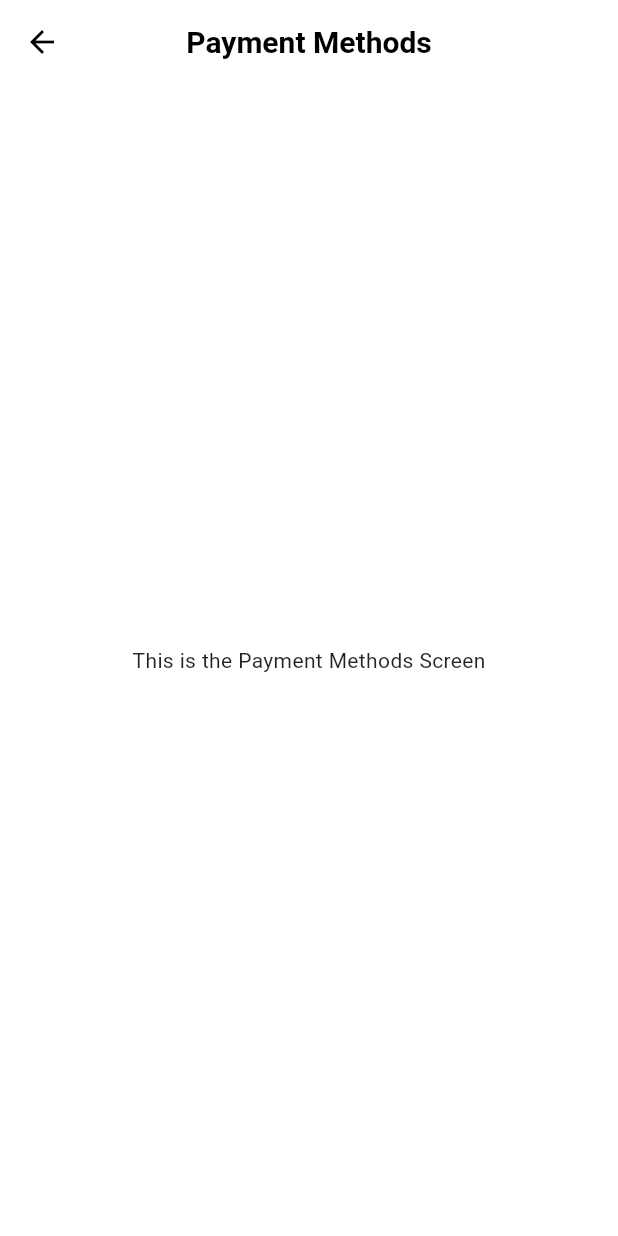
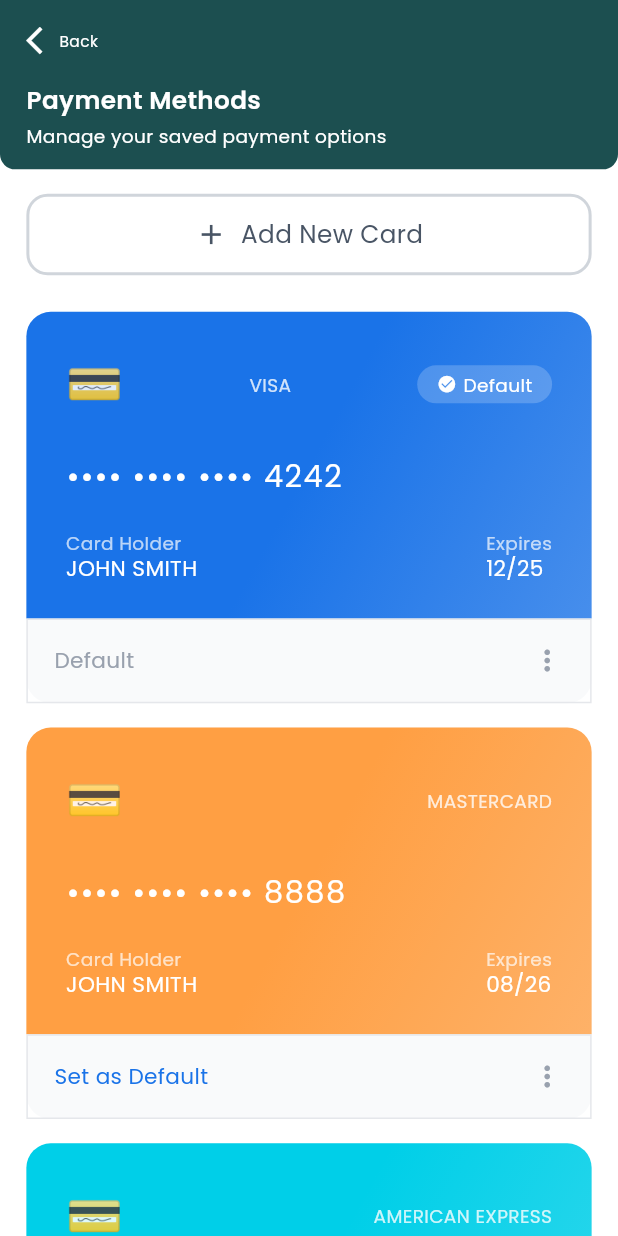
Before and after one commit to nuhan021/aryegrunzweig, a Flutter app: the PaymentMethodsScreen screen opened by its route, on a phone screen of 412 x 824 dp. Run offline on Flutter 3.47's test engine with Material 3 defaults, Android fonts, the phone set to English and light mode, and no system bars; our stand-ins replace cached_network_image, carousel_slider, country_code_picker, flutter_otp_text_field, flutter_screenutil, get and 7 more; accounts and stored records are empty.

Commit message:
payment methods page added

```diff
--- /dev/null
+++ b/lib/features/profile/payment_methods/models/payment_method_model.dart
@@ -0,0 +1,61 @@
+import 'package:flutter/material.dart';
+
+enum CardType { visa, mastercard, amex }
+
+class PaymentMethod {
+  final String id;
+  final String cardNumber;
+  final String cardHolder;
+  final String expiryDate;
+  final CardType type;
+  bool isDefault;
+
+  PaymentMethod({
+    required this.id,
+    required this.cardNumber,
+    required this.cardHolder,
+    required this.expiryDate,
+    required this.type,
+    this.isDefault = false,
+  });
+
+  String get maskedCardNumber {
+    if (cardNumber.length >= 4) {
+      return '•••• •••• •••• ${cardNumber.substring(cardNumber.length - 4)}';
+    }
+    return cardNumber;
+  }
+
+  String get cardTypeString {
+    switch (type) {
+      case CardType.visa:
+        return 'VISA';
+      case CardType.mastercard:
+        return 'MASTERCARD';
+      case CardType.amex:
+        return 'AMERICAN EXPRESS';
+    }
+  }
+
+  Color get gradientStart {
+    switch (type) {
+      case CardType.visa:
+        return const Color(0xFF1A73E8);
+      case CardType.mastercard:
+        return const Color(0xFFFF9F43);
+      case CardType.amex:
+        return const Color(0xFF00CFE8);
+    }
+  }
+
+  Color get gradientEnd {
+    switch (type) {
+      case CardType.visa:
+        return const Color(0xCC1A73E8);
+      case CardType.mastercard:
+        return const Color(0xCCFF9F43);
+      case CardType.amex:
+        return const Color(0xCC00CFE8);
+    }
+  }
+}
--- a/lib/features/profile/payment_methods/views/screens/payment_methods_screen.dart
+++ b/lib/features/profile/payment_methods/views/screens/payment_methods_screen.dart
@@ -1,13 +1,141 @@
+import 'package:aryegrunzweig/core/common/styles/global_text_style.dart';
+import 'package:aryegrunzweig/core/common/widgets/custom_app_bar.dart';
+import 'package:aryegrunzweig/features/profile/payment_methods/controllers/payment_methods_controller.dart';
+import 'package:aryegrunzweig/features/profile/payment_methods/views/widgets/add_card_button.dart';
+import 'package:aryegrunzweig/features/profile/payment_methods/views/widgets/payment_card.dart';
+import 'package:aryegrunzweig/features/profile/payment_methods/views/widgets/secure_payment_info.dart';
 import 'package:flutter/material.dart';
+import 'package:flutter_screenutil/flutter_screenutil.dart';
+import 'package:get/get.dart';
 
 class PaymentMethodsScreen extends StatelessWidget {
   const PaymentMethodsScreen({super.key});
 
   @override
   Widget build(BuildContext context) {
-    return Scaffold(
-      appBar: AppBar(title: const Text('Payment Methods')),
-      body: const Center(child: Text('This is the Payment Methods Screen')),
+    return GetBuilder<PaymentMethodsController>(
+      init: PaymentMethodsController(),
+      builder: (controller) {
+        return Scaffold(
+          backgroundColor: Colors.white,
+          body: SafeArea(
+            child: Column(
+              children: [
+                // Header
+                CustomAppBar(
+                  title: 'Payment Methods',
+                  subtitle: 'Manage your saved payment options',
+                ),
+
+                // Content
+                Expanded(
+                  child: SingleChildScrollView(
+                    child: Padding(
+                      padding: EdgeInsets.symmetric(
+                        horizontal: 16.w,
+                        vertical: 16.h,
+                      ),
+                      child: Column(
+                        crossAxisAlignment: CrossAxisAlignment.start,
+                        children: [
+                          // Add New Card Button
+                          AddCardButton(
+                            onPressed: () {
+                              Get.snackbar(
+                                'Add Card',
+                                'Add card feature coming soon',
+                                snackPosition: SnackPosition.BOTTOM,
+                              );
+                            },
+                          ),
+                          SizedBox(height: 24.h),
+
+                          // Payment Methods List
+                          Obx(
+                            () => ListView.builder(
+                              shrinkWrap: true,
+                              physics: const NeverScrollableScrollPhysics(),
+                              itemCount: controller.paymentMethods.length,
+                              itemBuilder: (context, index) {
+                                final method = controller.paymentMethods[index];
+                                return PaymentCard(
+                                  paymentMethod: method,
+                                  onSetDefault: () {
+                                    controller.setAsDefault(method.id);
+                                    Get.snackbar(
+                                      'Success',
+                                      'Card set as default',
+                                      snackPosition: SnackPosition.BOTTOM,
+                                      duration: const Duration(seconds: 2),
+                                    );
+                                  },
+                                  onEdit: () {
+                                    Get.snackbar(
+                                      'Edit Card',
+                                      'Edit feature coming soon',
+                                      snackPosition: SnackPosition.BOTTOM,
+                                    );
+                                  },
+                                  onDelete: () {
+                                    _showDeleteDialog(
+                                      context,
+                                      controller,
+                                      method.id,
+                                    );
+                                  },
+                                );
+                              },
+                            ),
+                          ),
+                          SizedBox(height: 24.h),
+
+                          // Secure Payment Info
+                          const SecurePaymentInfo(),
+                        ],
+                      ),
+                    ),
+                  ),
+                ),
+              ],
+            ),
+          ),
+        );
+      },
+    );
+  }
+
+  void _showDeleteDialog(
+    BuildContext context,
+    PaymentMethodsController controller,
+    String cardId,
+  ) {
+    Get.defaultDialog(
+      title: 'Delete Card',
+      content: Text(
+        'Are you sure you want to delete this card?',
+        style: getTextStyle(
+          fontSize: 14.sp,
+          fontWeight: FontWeight.w400,
+          color: const Color(0xFF495565),
+        ),
+      ),
+      textConfirm: 'Delete',
+      textCancel: 'Cancel',
+      confirmTextColor: Colors.white,
+      buttonColor: Colors.red,
+      onConfirm: () {
+        controller.deletePaymentMethod(cardId);
+        Get.back();
+        Get.snackbar(
+          'Success',
+          'Card deleted',
+          snackPosition: SnackPosition.BOTTOM,
+          duration: const Duration(seconds: 2),
+        );
+      },
+      onCancel: () {
+        Get.back();
+      },
     );
   }
 }
--- /dev/null
+++ b/lib/features/profile/payment_methods/views/widgets/add_card_button.dart
@@ -0,0 +1,41 @@
+import 'package:aryegrunzweig/core/common/styles/global_text_style.dart';
+import 'package:flutter/material.dart';
+import 'package:flutter_screenutil/flutter_screenutil.dart';
+
+class AddCardButton extends StatelessWidget {
+  final VoidCallback onPressed;
+
+  const AddCardButton({super.key, required this.onPressed});
+
+  @override
+  Widget build(BuildContext context) {
+    return GestureDetector(
+      onTap: onPressed,
+      child: Container(
+        width: double.infinity,
+        padding: EdgeInsets.symmetric(vertical: 14.h),
+        decoration: ShapeDecoration(
+          shape: RoundedRectangleBorder(
+            side: const BorderSide(width: 2, color: Color(0xFFD0D5DB)),
+            borderRadius: BorderRadius.circular(14.r),
+          ),
+        ),
+        child: Row(
+          mainAxisAlignment: MainAxisAlignment.center,
+          children: [
+            Icon(Icons.add, size: 20.w, color: const Color(0xFF495565)),
+            SizedBox(width: 8.w),
+            Text(
+              'Add New Card',
+              style: getTextStyle(
+                fontSize: 16.sp,
+                fontWeight: FontWeight.w400,
+                color: const Color(0xFF495565),
+              ),
+            ),
+          ],
+        ),
+      ),
+    );
+  }
+}
--- /dev/null
+++ b/lib/features/profile/payment_methods/views/widgets/payment_card.dart
@@ -0,0 +1,288 @@
+import 'package:aryegrunzweig/core/common/styles/global_text_style.dart';
+import 'package:aryegrunzweig/features/profile/payment_methods/models/payment_method_model.dart';
+import 'package:flutter/material.dart';
+import 'package:flutter_screenutil/flutter_screenutil.dart';
+
+class PaymentCard extends StatelessWidget {
+  final PaymentMethod paymentMethod;
+  final VoidCallback? onSetDefault;
+  final VoidCallback? onDelete;
+  final VoidCallback? onEdit;
+
+  const PaymentCard({
+    super.key,
+    required this.paymentMethod,
+    this.onSetDefault,
+    this.onDelete,
+    this.onEdit,
+  });
+
+  @override
+  Widget build(BuildContext context) {
+    return Container(
+      margin: EdgeInsets.only(bottom: 16.h),
+      decoration: ShapeDecoration(
+        color: const Color(0xFFF9FAFB),
+        shape: RoundedRectangleBorder(
+          borderRadius: BorderRadius.circular(16.r),
+        ),
+      ),
+      child: Column(
+        mainAxisSize: MainAxisSize.min,
+        crossAxisAlignment: CrossAxisAlignment.start,
+        children: [
+          // Card Display
+          Container(
+            width: double.infinity,
+            padding: EdgeInsets.all(24.w),
+            decoration: BoxDecoration(
+              gradient: LinearGradient(
+                begin: const Alignment(0.00, 0.00),
+                end: const Alignment(1.00, 1.00),
+                colors: [
+                  paymentMethod.gradientStart,
+                  paymentMethod.gradientEnd,
+                ],
+              ),
+              borderRadius: BorderRadius.vertical(top: Radius.circular(16.r)),
+            ),
+            child: Column(
+              crossAxisAlignment: CrossAxisAlignment.start,
+              children: [
+                // Card icon and type
+                Row(
+                  mainAxisAlignment: MainAxisAlignment.spaceBetween,
+                  children: [
+                    Text('💳', style: TextStyle(fontSize: 30.sp)),
+                    Opacity(
+                      opacity: 0.80,
+                      child: Text(
+                        paymentMethod.cardTypeString,
+                        style: getTextStyle(
+                          fontSize: 12.sp,
+                          fontWeight: FontWeight.w400,
+                          color: Colors.white,
+                        ),
+                      ),
+                    ),
+                    if (paymentMethod.isDefault)
+                      Container(
+                        padding: EdgeInsets.symmetric(
+                          horizontal: 12.w,
+                          vertical: 6.h,
+                        ),
+                        decoration: ShapeDecoration(
+                          color: Colors.white.withValues(alpha: 0.20),
+                          shape: RoundedRectangleBorder(
+                            borderRadius: BorderRadius.circular(33554400),
+                          ),
+                        ),
+                        child: Row(
+                          mainAxisSize: MainAxisSize.min,
+                          children: [
+                            Icon(
+                              Icons.check_circle,
+                              size: 12.w,
+                              color: Colors.white,
+                            ),
+                            SizedBox(width: 4.w),
+                            Text(
+                              'Default',
+                              style: getTextStyle(
+                                fontSize: 12.sp,
+                                fontWeight: FontWeight.w400,
+                                color: Colors.white,
+                              ),
+                            ),
+                          ],
+                        ),
+                      ),
+                  ],
+                ),
+                SizedBox(height: 24.h),
+                // Card number
+                Text(
+                  paymentMethod.maskedCardNumber,
+                  style: TextStyle(
+                    color: Colors.white,
+                    fontSize: 20.sp,
+                    fontFamily: 'Poppins',
+                    fontWeight: FontWeight.w400,
+                    letterSpacing: 1,
+                  ),
+                ),
+                SizedBox(height: 24.h),
+                // Card holder and expiry
+                Row(
+                  mainAxisAlignment: MainAxisAlignment.spaceBetween,
+                  children: [
+                    Column(
+                      crossAxisAlignment: CrossAxisAlignment.start,
+                      children: [
+                        Opacity(
+                          opacity: 0.70,
+                          child: Text(
+                            'Card Holder',
+                            style: getTextStyle(
+                              fontSize: 12.sp,
+                              fontWeight: FontWeight.w400,
+                              color: Colors.white,
+                            ),
+                          ),
+                        ),
+                        SizedBox(height: 4.h),
+                        Text(
+                          paymentMethod.cardHolder,
+                          style: getTextStyle(
+                            fontSize: 14.sp,
+                            fontWeight: FontWeight.w400,
+                            color: Colors.white,
+                          ),
+                        ),
+                      ],
+                    ),
+                    Column(
+                      crossAxisAlignment: CrossAxisAlignment.start,
+                      children: [
+                        Opacity(
+                          opacity: 0.70,
+                          child: Text(
+                            'Expires',
+                            style: getTextStyle(
+                              fontSize: 12.sp,
+                              fontWeight: FontWeight.w400,
+                              color: Colors.white,
+                            ),
+                          ),
+                        ),
+                        SizedBox(height: 4.h),
+                        Text(
+                          paymentMethod.expiryDate,
+                          style: getTextStyle(
+                            fontSize: 14.sp,
+                            fontWeight: FontWeight.w400,
+                            color: Colors.white,
+                          ),
+                        ),
+                      ],
+                    ),
+                  ],
+                ),
+              ],
+            ),
+          ),
+          // Card footer
+          Container(
+            width: double.infinity,
+            padding: EdgeInsets.symmetric(horizontal: 16.w, vertical: 16.h),
+            decoration: ShapeDecoration(
+              shape: RoundedRectangleBorder(
+                side: const BorderSide(width: 1, color: Color(0xFFE5E7EB)),
+              ),
+            ),
+            child: Row(
+              mainAxisAlignment: MainAxisAlignment.spaceBetween,
+              children: [
+                if (paymentMethod.isDefault)
+                  Text(
+                    'Default',
+                    style: getTextStyle(
+                      fontSize: 14.sp,
+                      fontWeight: FontWeight.w400,
+                      color: const Color(0xFF99A1AE),
+                    ),
+                  )
+                else
+                  GestureDetector(
+                    onTap: onSetDefault,
+                    child: Text(
+                      'Set as Default',
+                      style: getTextStyle(
+                        fontSize: 14.sp,
+                        fontWeight: FontWeight.w400,
+                        color: const Color(0xFF1A73E8),
+                      ),
+                    ),
+                  ),
+                GestureDetector(
+                  onTap: () {
+                    _showCardMenu(context, onEdit: onEdit, onDelete: onDelete);
+                  },
+                  child: Icon(
+                    Icons.more_vert,
+                    size: 20.w,
+                    color: const Color(0xFF99A1AE),
+                  ),
+                ),
+              ],
+            ),
+          ),
+        ],
+      ),
+    );
+  }
+
+  void _showCardMenu(
+    BuildContext context, {
+    VoidCallback? onEdit,
+    VoidCallback? onDelete,
+  }) {
+    showModalBottomSheet(
+      context: context,
+      builder: (context) => Container(
+        padding: EdgeInsets.all(16.w),
+        child: Column(
+          mainAxisSize: MainAxisSize.min,
+          children: [
+            GestureDetector(
+              onTap: () {
+                Navigator.pop(context);
+                onEdit?.call();
+              },
+              child: Padding(
+                padding: EdgeInsets.symmetric(vertical: 12.h),
+                child: Row(
+                  children: [
+                    Icon(Icons.edit, size: 20.w),
+                    SizedBox(width: 12.w),
+                    Text(
+                      'Edit',
+                      style: getTextStyle(
+                        fontSize: 16.sp,
+                        fontWeight: FontWeight.w400,
+                      ),
+                    ),
+                  ],
+                ),
+              ),
+            ),
+            Divider(height: 1.h),
+            GestureDetector(
+              onTap: () {
+                Navigator.pop(context);
+                onDelete?.call();
+              },
+              child: Padding(
+                padding: EdgeInsets.symmetric(vertical: 12.h),
+                child: Row(
+                  children: [
+                    Icon(Icons.delete, size: 20.w, color: Colors.red),
+                    SizedBox(width: 12.w),
+                    Text(
+                      'Delete',
+                      style: getTextStyle(
+                        fontSize: 16.sp,
+                        fontWeight: FontWeight.w400,
+                        color: Colors.red,
+                      ),
+                    ),
+                  ],
+                ),
+              ),
+            ),
+          ],
+        ),
+      ),
+    );
+  }
+}
```
Also changed, not shown: lib/features/profile/payment_methods/controllers/payment_methods_controller.dart (added, +66 -0 lines), lib/features/profile/payment_methods/views/widgets/secure_payment_info.dart (added, +52 -0 lines).
